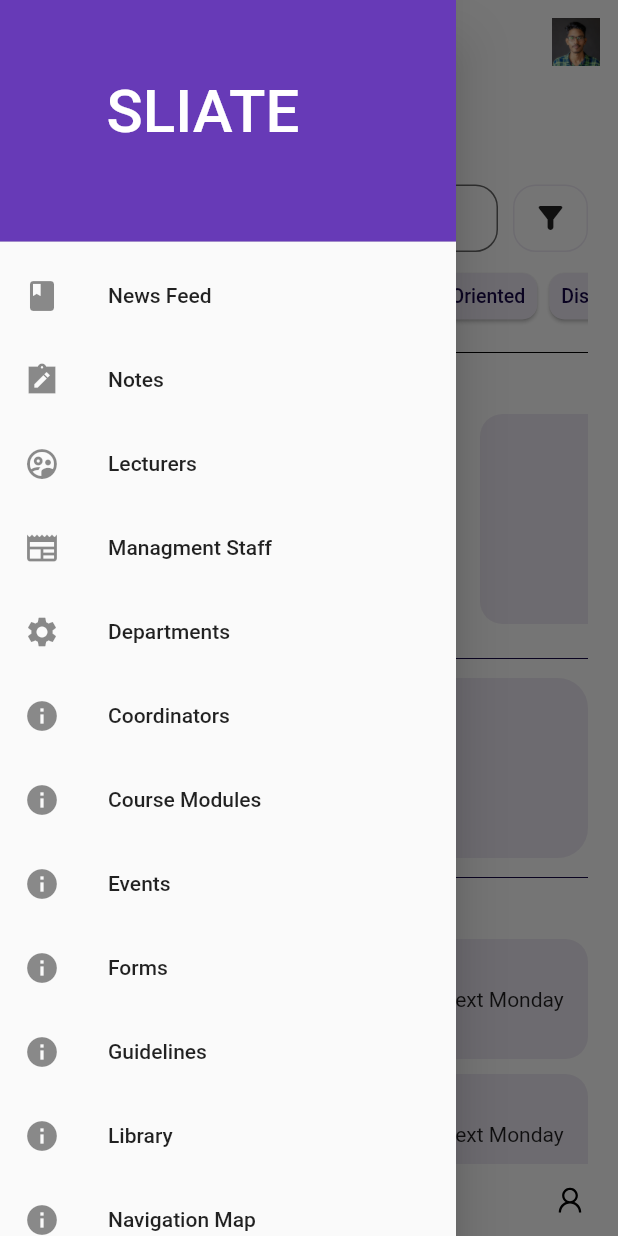
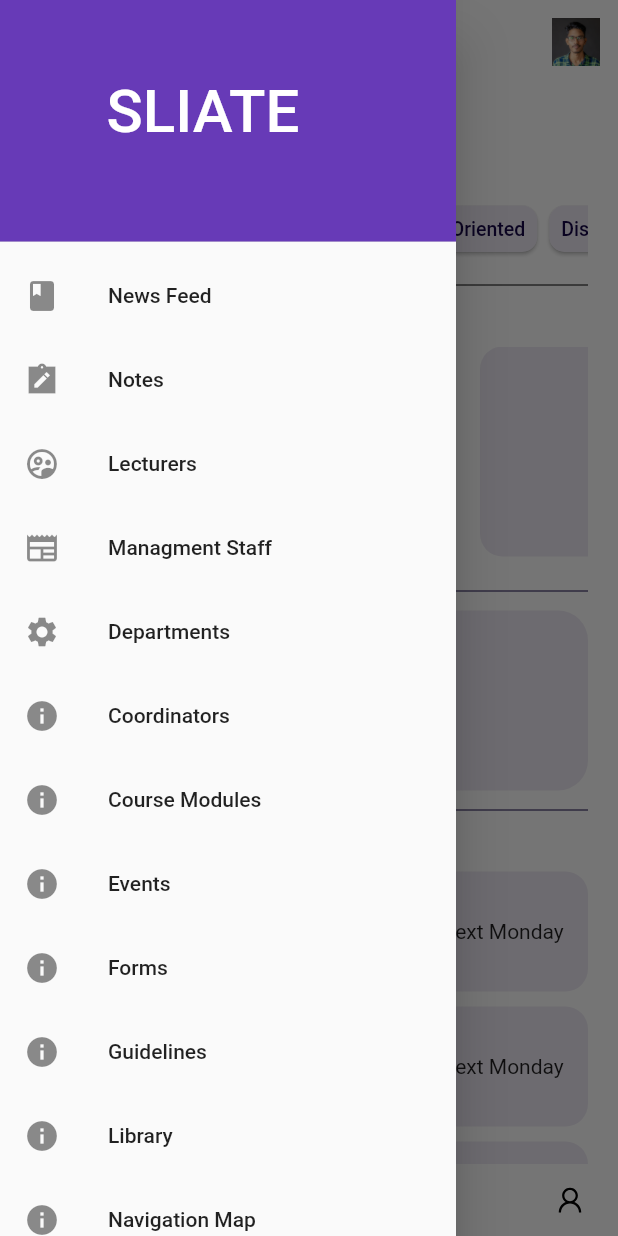
Before and after one commit to afridmanas/sliate_mngmt, a Flutter app: the home_design1 screen opened directly, after a tap on the "menu" icon, on a phone screen of 412 x 824 dp. Run offline on Flutter 3.47's test engine with Material 2 defaults, Android fonts, the phone set to English and light mode, and no system bars; drawn by our look-alikes of google_nav_bar; our stand-ins replace carousel_slider, flutter_spinkit, google_fonts, line_icons, syncfusion_flutter_gauges.

Commit message:
search page updated

```diff
--- a/lib/screens/home/home_design1.dart
+++ b/lib/screens/home/home_design1.dart
@@ -5,6 +5,7 @@ import 'package:line_icons/line_icons.dart';
 import 'package:sliate/color.dart';
 import 'package:sliate/reuse.dart';
 import 'package:sliate/screens/home/news_veiw.dart';
+import 'package:sliate/screens/home/search_page.dart';
 import 'package:sliate/screens/navigation_bar/profile.dart';
 
 // ignore: camel_case_types
@@ -67,7 +68,7 @@ class _home_design1State extends State<home_design1> {
         body: IndexedStack(
         children: [
           hm_ds_1(),
-          SearchPage(),
+          search_page(),
           userpage(),
           ProfilePage(),
         ],
@@ -182,44 +183,7 @@ class _hm_ds_1State extends State<hm_ds_1> {
             const SizedBox(
               height: 15,
             ),
-            Row(
-              mainAxisAlignment: MainAxisAlignment.spaceBetween,
-              children: [
-                Expanded(
-                  child: SizedBox(
-                    height: 45,
-                    child: TextFormField(
-                      decoration: InputDecoration(
-                        filled: true,
-                        fillColor: bg,
-                        labelText: 'Search Here',
-                        // hintText: 'Search Here',
-                        prefixIcon: const Icon(Icons.search_sharp),
-                        border: OutlineInputBorder(
-                          borderRadius: BorderRadius.circular(15.0),
-                        ),
-                      ),
-                    ),
-                  ),
-                ),
-                const SizedBox(
-                  width: 10,
-                ),
-                Container(
-                    height: 45,
-                    width: 50,
-                    decoration: BoxDecoration(
-                      borderRadius: BorderRadius.circular(15),
-                      color: Colors.white,
-                      border: Border.all(
-                        color: secondary,
-                        width: 1.0,
-                      ),
-                    ),
-                    child: const Icon(Icons.filter_alt_rounded)),
-              ],
-            ),
-            const SizedBox(
+           const SizedBox(
               height: 10,
             ),
             SingleChildScrollView(
--- a/lib/screens/home/search_page.dart
+++ b/lib/screens/home/search_page.dart
@@ -1,4 +1,6 @@
 import 'package:flutter/material.dart';
+import 'package:google_fonts/google_fonts.dart';
+import 'package:sliate/color.dart';
 
 class search_page extends StatefulWidget {
   const search_page({super.key});
@@ -11,7 +13,8 @@ class _search_pageState extends State<search_page> {
   static List<NotesModel> notes_list = [
     NotesModel("HNDIT", "Data Structure", 2),
     NotesModel("HNDIT", "OOPS", 2),
-    NotesModel("HNDIT", "Data Communication and Network", 2)
+    NotesModel("HNDIT", "Data Communication and Network", 2),
+
   ];
 
   List<NotesModel> display_list = List.from(notes_list);
@@ -31,34 +34,37 @@ class _search_pageState extends State<search_page> {
         elevation: 0,
       ),
       body: Padding(
-        padding: EdgeInsets.all(16),
+        padding: EdgeInsets.all(10),
         child: Column(
-          mainAxisAlignment: MainAxisAlignment.start,
           crossAxisAlignment: CrossAxisAlignment.start,
           children: [
             Text(
-              "Search for a Notes",
-              style: TextStyle(
-                  color: Colors.black,
-                  fontSize: 22,
-                  fontWeight: FontWeight.bold),
+              'Search for LMS Notes',
+              style: GoogleFonts.mavenPro(
+                textStyle: const TextStyle(
+                  color: text,
+                  fontSize: 25,
+                  fontWeight: FontWeight.w500,
+                ),
+              ),
             ),
             SizedBox(
               height: 20,
             ),
-            TextField(
+             TextFormField(
                 onChanged: (value) => updateList(value),
                decoration: InputDecoration(
                  filled: true,
-                fillColor: Colors.black12,
+                 fillColor: bg,
+                // labelText: 'Data Structure',
+                  hintText: 'Search Here',
+                 prefixIcon: const Icon(Icons.search_sharp),
                  border: OutlineInputBorder(
-                    borderRadius: BorderRadius.circular(8),
-                    borderSide: BorderSide.none),
-                hintText: "eg: Data Structure",
-                prefixIcon: Icon(Icons.search),
-                prefixIconColor: Colors.black12,
+                   borderRadius: BorderRadius.circular(15.0),
                  ),
                ),
+             ),
+
             SizedBox(
               height: 20,
             ),
@@ -69,8 +75,12 @@ class _search_pageState extends State<search_page> {
                   fontWeight: FontWeight.bold
                 ),),): ListView.builder(
               itemCount: display_list.length,
-              itemBuilder: (context, index) => ListTile(
-                contentPadding: EdgeInsets.all(8),
+              itemBuilder: (context, index) => Padding(
+                padding: const EdgeInsets.all(5.0),
+                child: Container(
+                  decoration: BoxDecoration(borderRadius: BorderRadius.circular(8),color: Colors.blueAccent,),
+                  child: ListTile(
+                    contentPadding: EdgeInsets.all(5),
                     title: Text(display_list[index].sub_title!,
                     style: TextStyle(
                       color: Colors.black,
@@ -91,7 +101,11 @@ class _search_pageState extends State<search_page> {
                     ),
                              //   leading: Image.network(display_list[index].sub_image!),
                   ),
-            ))
+
+                ),
+              ),
+
+            ),)
           ],
         ),
       ),
```
Also changed, not shown: 4 other files. Lines whose indentation alone changed are shown as unchanged.
